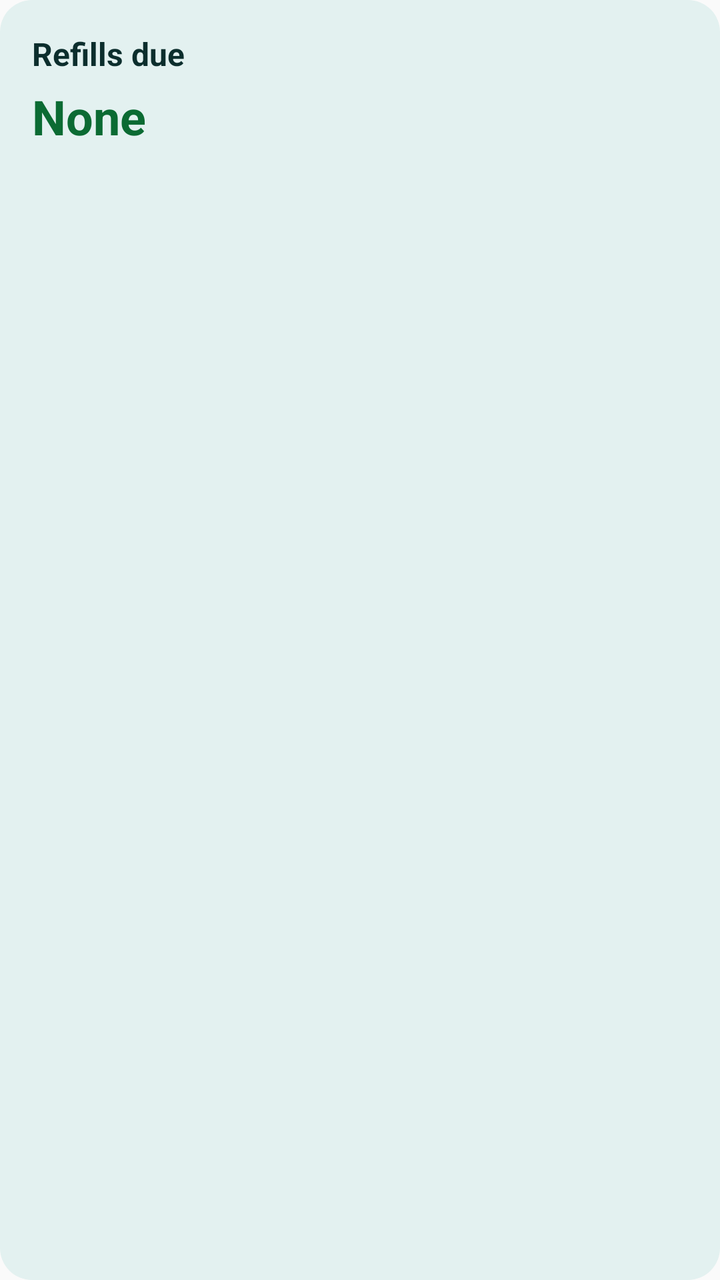
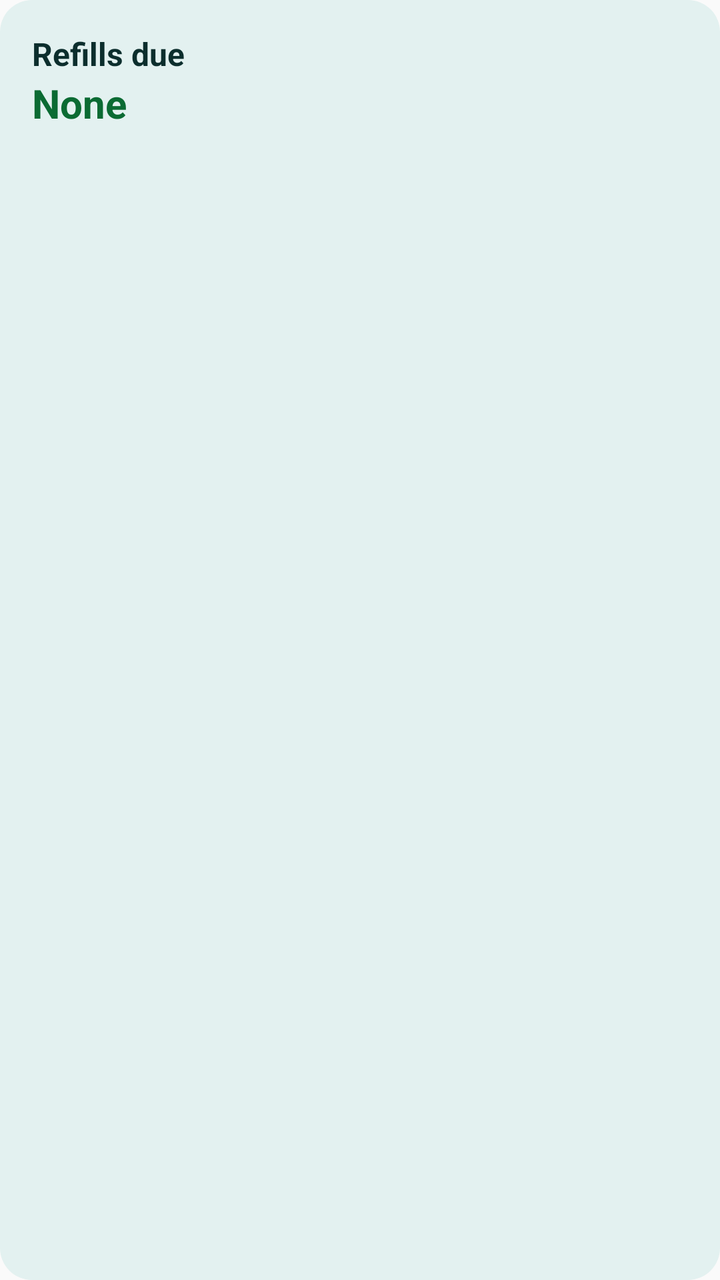

Screens rendered from an Android XML layout before and after an edit, with the pre-edit source and the edit as a unified diff.
<!-- AndroidManifest.xml: application theme AppTheme -->
<!-- res/layout/refill_widget.xml -->
<?xml version="1.0" encoding="utf-8"?>
<FrameLayout xmlns:android="http://schemas.android.com/apk/res/android"
    android:id="@+id/widget_root"
    android:layout_width="match_parent"
    android:layout_height="match_parent"
    android:padding="16dp"
    android:background="@drawable/widget_background">

    <TextView
        android:id="@+id/widget_refill_title"
        android:layout_width="wrap_content"
        android:layout_height="wrap_content"
        android:layout_gravity="top|start"
        android:text="Refills due"
        android:textSize="16sp"
        android:textColor="@color/widget_text_primary"
        android:textStyle="bold"
        android:maxLines="1"
        android:breakStrategy="simple" />

    
    <TextView
        android:id="@+id/widget_refill_count"
        android:layout_width="match_parent"
        android:layout_height="wrap_content"
        android:layout_gravity="top|start"
        android:layout_marginTop="26dp"
        android:text="None"
        android:textSize="24sp"
        android:textColor="@color/widget_good"
        android:textStyle="bold"
        android:maxLines="1"
        android:breakStrategy="simple" />

    
    <TextView
        android:id="@+id/widget_next_refill"
        android:layout_width="match_parent"
        android:layout_height="wrap_content"
        android:layout_gravity="top|start"
        android:layout_marginTop="52dp"
        android:text=""
        android:textSize="11sp"
        android:textColor="@color/widget_text_muted"
         android:maxLines="6"
        android:breakStrategy="simple" />
</FrameLayout>
<!-- resources referenced by this layout -->
<resources>
  <color name="widget_good">#0B6B33</color>
  <color name="widget_text_muted">#4C6664</color>
  <color name="widget_text_primary">#0C2E2D</color>
  <!-- drawable widget_background (drawable) -->
  <?xml version="1.0" encoding="utf-8"?>
  <shape xmlns:android="http://schemas.android.com/apk/res/android"
      android:shape="rectangle">
      <solid android:color="@color/widget_bg" />
      <corners android:radius="16dp" />
  </shape>
  <style name="AppTheme" parent="Theme.AppCompat.Light.DarkActionBar">
          
          <item name="colorPrimary">@color/colorPrimary</item>
          <item name="colorPrimaryDark">@color/colorPrimaryDark</item>
          <item name="colorAccent">@color/colorAccent</item>
          <item name="android:statusBarColor">@android:color/transparent</item>
          <item name="android:navigationBarColor">@android:color/transparent</item>
      </style>
  <color name="widget_bg">#E3F1F0</color>
</resources>

<!-- the commit's change to res/layout/refill_widget.xml (unified diff, before → after) -->
@@ -24,9 +24,9 @@
         android:layout_width="match_parent"
         android:layout_height="wrap_content"
         android:layout_gravity="top|start"
-        android:layout_marginTop="26dp"
+        android:layout_marginTop="22dp"
         android:text="None"
-        android:textSize="24sp"
+        android:textSize="20sp"
         android:textColor="@color/widget_good"
         android:textStyle="bold"
         android:maxLines="1"
@@ -38,7 +38,7 @@
         android:layout_width="match_parent"
         android:layout_height="wrap_content"
         android:layout_gravity="top|start"
-        android:layout_marginTop="52dp"
+        android:layout_marginTop="48dp"
         android:text=""
         android:textSize="11sp"
         android:textColor="@color/widget_text_muted"
